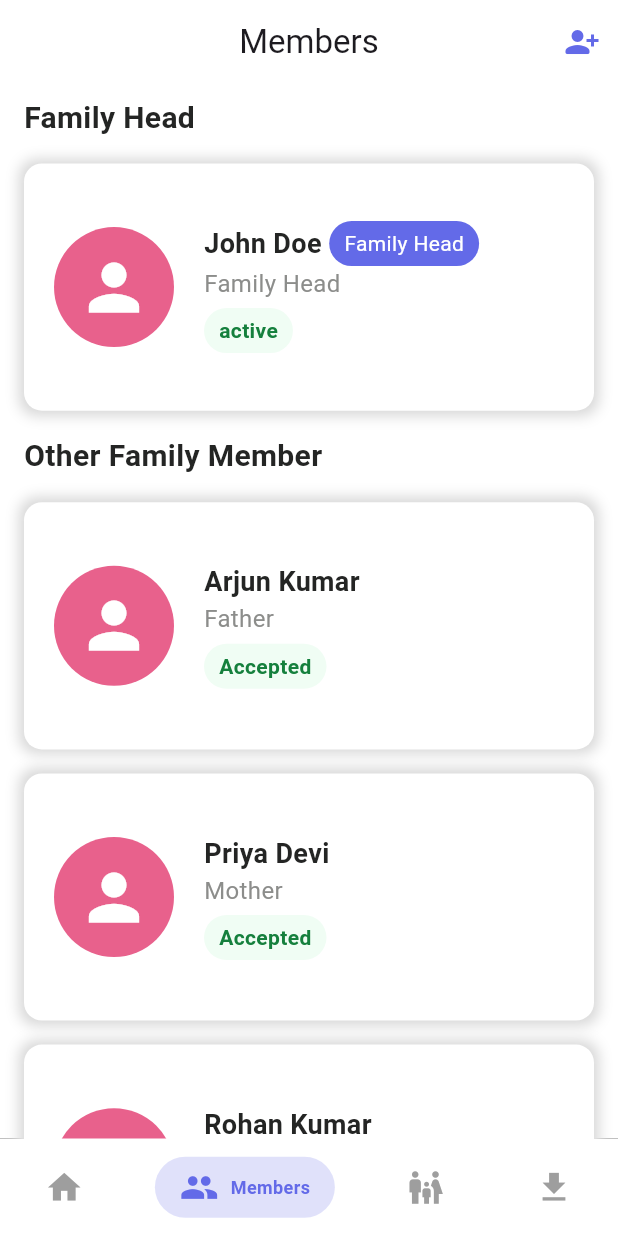
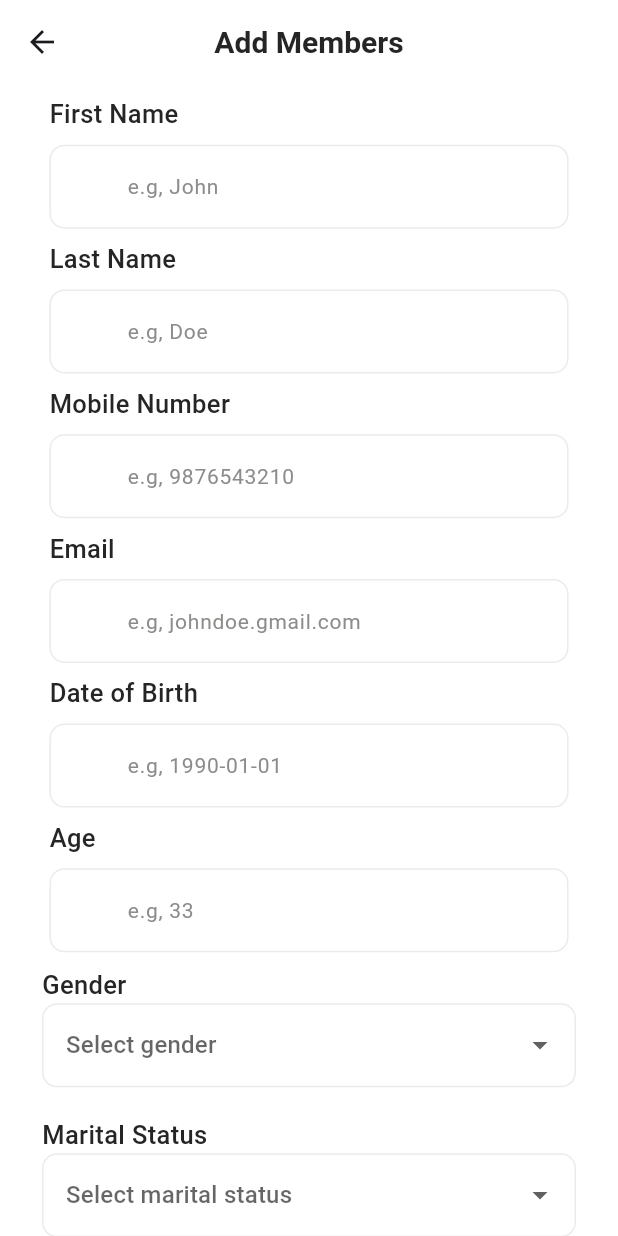
Before and after one commit to Mani1820/family-app, a Flutter app: the screen it shows after launch, item 2 of the bottom bar chosen, after a tap on the "person add alt 1" icon, on a phone screen of 412 x 824 dp. Run offline on Flutter 3.47's test engine with Material 3 defaults, Android fonts, the phone set to English and light mode, and no system bars; drawn by our look-alikes of persistent_bottom_nav_bar; our stand-ins replace font_awesome_flutter, pinput, shared_preferences; Roboto replaces fonts that are missing (Poppins).

Commit message:
Add family member management features and validation

```diff
--- a/lib/constants/constants.dart
+++ b/lib/constants/constants.dart
@@ -108,4 +108,15 @@ class Constants {
   static const String clickToAddMember =
       "Click here to add new family members to your family tree";
   static const String addMember = "Add new member";
+  static const String firstName = "First Name";
+static const String lastName = "Last Name";
+static const String ages = "Age";
+static const String dateOfBirth = "Date of Birth";
+static const String genders = "Gender";
+static const String maritalStatus1 = "Marital Status";
+static const String email = "Email";
+static const String phoneNumbers = "Phone Number";
+static const String relationship = "Relationship";
+static const String status = "Invitation Status";
+static const String samajName1 = "Samaj Name";
 }
--- a/lib/model/family_members_model.dart
+++ b/lib/model/family_members_model.dart
@@ -1,8 +1,4 @@
-enum invitationStatus {
-  pending,
-  accepted,
-  declined,
-}
+enum invitationStatus { pending, accepted, declined }
 
 class FamilyMembersModel {
   final String firstName;
@@ -14,7 +10,8 @@ class FamilyMembersModel {
   final String email;
   final String phoneNumber;
   final String relationship;
-  final invitationStatus status;
+  final invitationStatus? status;
+  final String samajName;
 
   const FamilyMembersModel({
     required this.firstName,
@@ -27,104 +24,74 @@ class FamilyMembersModel {
     required this.phoneNumber,
     required this.relationship,
     required this.status,
+    required this.samajName,
   });
 }
 
-  List<FamilyMembersModel> familyMembers = [
-  const FamilyMembersModel(
-    firstName: 'Arjun',
-    lastName: 'Kumar',
-    age: 48,
-    dateOfBirth: '1977-03-12',
+final List<FamilyMembersModel> familyMembers = [
+  FamilyMembersModel(
+    firstName: 'Amit',
+    lastName: 'Patel',
+    age: 45,
+    dateOfBirth: '1980-02-15',
     gender: 'Male',
     maritalStatus: 'Married',
-    email: 'arjun.kumar@example.com',
-    phoneNumber: '+919876543210',
+    email: 'amit.patel@example.com',
+    phoneNumber: '+1-555-123-4567',
     relationship: 'Father',
     status: invitationStatus.accepted,
+    samajName: 'Shree Gujarati Samaj',
   ),
-  const FamilyMembersModel(
-    firstName: 'Priya',
-    lastName: 'Devi',
-    age: 45,
-    dateOfBirth: '1980-07-25',
+  FamilyMembersModel(
+    firstName: 'Nisha',
+    lastName: 'Patel',
+    age: 42,
+    dateOfBirth: '1983-06-10',
     gender: 'Female',
     maritalStatus: 'Married',
-    email: 'priya.devi@example.com',
-    phoneNumber: '+919988776655',
+    email: 'nisha.patel@example.com',
+    phoneNumber: '+1-555-234-5678',
     relationship: 'Mother',
-    status: invitationStatus.accepted,
+    status: invitationStatus.pending,
+    samajName: 'Shree Gujarati Samaj',
   ),
-  const FamilyMembersModel(
-    firstName: 'Rohan',
-    lastName: 'Kumar',
-    age: 22,
-    dateOfBirth: '2003-11-01',
+  FamilyMembersModel(
+    firstName: 'Riya',
+    lastName: 'Patel',
+    age: 18,
+    dateOfBirth: '2007-03-22',
+    gender: 'Female',
+    maritalStatus: 'Single',
+    email: 'riya.patel@example.com',
+    phoneNumber: '+1-555-345-6789',
+    relationship: 'Daughter',
+    status: invitationStatus.declined,
+    samajName: 'Shree Gujarati Samaj',
+  ),
+  FamilyMembersModel(
+    firstName: 'Jay',
+    lastName: 'Patel',
+    age: 15,
+    dateOfBirth: '2010-07-18',
     gender: 'Male',
     maritalStatus: 'Single',
-    email: 'rohan.kumar@example.com',
-    phoneNumber: '+919000111222',
+    email: 'jay.patel@example.com',
+    phoneNumber: '+1-555-456-7890',
     relationship: 'Son',
+    status: invitationStatus.accepted,
+    samajName: 'Shree Gujarati Samaj',
+  ),
+  FamilyMembersModel(
+    firstName: 'Meena',
+    lastName: 'Shah',
+    age: 68,
+    dateOfBirth: '1957-11-05',
+    gender: 'Female',
+    maritalStatus: 'Widowed',
+    email: 'meena.shah@example.com',
+    phoneNumber: '+1-555-567-8901',
+    relationship: 'Grandmother',
     status: invitationStatus.pending,
-  ),
-  const FamilyMembersModel(
-    firstName: 'Anjali',
-    lastName: 'Kumar',
-    age: 19,
-    dateOfBirth: '2006-02-14',
-    gender: 'Female',
-    maritalStatus: 'Single',
-    email: 'anjali.kumar@example.com',
-    phoneNumber: '+918765432109',
-    relationship: 'Daughter',
-    status: invitationStatus.accepted,
-  ),
-  const FamilyMembersModel(
-    firstName: 'Suresh',
-    lastName: 'Sharma',
-    age: 75,
-    dateOfBirth: '1950-09-05',
-    gender: 'Male',
-    maritalStatus: 'Widowed',
-    email: 'suresh.sharma@example.com',
-    phoneNumber: '+917654321098',
-    relationship: 'Grandfather',
-    status: invitationStatus.accepted,
-  ),
-  const FamilyMembersModel(
-    firstName: 'Deepa',
-    lastName: 'Sharma',
-    age: 72,
-    dateOfBirth: '1953-01-20',
-    gender: 'Female',
-    maritalStatus: 'Married',
-    email: 'deepa.sharma@example.com',
-    phoneNumber: '+919123456789',
-    relationship: 'Grandmother',
-    status: invitationStatus.declined,
-  ),
-  const FamilyMembersModel(
-    firstName: 'Meena',
-    lastName: 'Gupta',
-    age: 40,
-    dateOfBirth: '1985-06-30',
-    gender: 'Female',
-    maritalStatus: 'Divorced',
-    email: 'meena.gupta@example.com',
-    phoneNumber: '+918000999888',
-    relationship: 'Aunt',
-    status: invitationStatus.pending,
-  ),
-  const FamilyMembersModel(
-    firstName: 'Vikram',
-    lastName: 'Singh',
-    age: 35,
-    dateOfBirth: '1990-04-18',
-    gender: 'Male',
-    maritalStatus: 'Married',
-    email: 'vikram.singh@example.com',
-    phoneNumber: '+917000666555',
-    relationship: 'Uncle',
-    status: invitationStatus.accepted,
+    samajName: 'Shree Gujarati Samaj',
   ),
 ];
--- a/lib/screens/Tab/members_screen.dart
+++ b/lib/screens/Tab/members_screen.dart
@@ -2,6 +2,9 @@ import 'package:family_tree/constants/color_constants.dart';
 import 'package:family_tree/constants/constants.dart';
 import 'package:family_tree/model/family_members_model.dart';
 import 'package:flutter/material.dart';
+
+import '../../utils/common_textstyles.dart';
+import '../add_members_screen.dart';
 
 class MembersScreen extends StatefulWidget {
   const MembersScreen({super.key});
@@ -12,17 +15,37 @@ class MembersScreen extends StatefulWidget {
 
 class _MembersScreenState extends State<MembersScreen> {
   @override
+  void initState() {
+    familyMembers;
+    super.initState();
+  }
+
+  @override
   Widget build(BuildContext context) {
     final size = MediaQuery.of(context).size;
 
     return Scaffold(
       appBar: AppBar(
-        title: const Text('Members'),
+        title: Text('Members', style: appBarStyle()),
         centerTitle: true,
         backgroundColor: Colors.white,
         actions: [
           IconButton(
-            onPressed: () {},
+            onPressed: () {
+              Navigator.push(
+                context,
+                MaterialPageRoute(
+                  builder:
+                      (_) => AddMembersScreen(
+                        onMemberAdded: (member) {
+                          setState(() {
+                            familyMembers.add(member);
+                          });
+                        },
+                      ),
+                ),
+              );
+            },
             icon: Icon(
               Icons.person_add_alt_1_rounded,
               color: ColorConstant.primaryColor,
@@ -43,6 +66,7 @@ class _MembersScreenState extends State<MembersScreen> {
               relationship: Constants.familyHead,
               status: 'active',
               isHead: true,
+              containerbackgroundColor: Colors.white,
             ),
             _buildSectionTitle(Constants.familyMember),
             ListView.builder(
@@ -51,11 +75,16 @@ class _MembersScreenState extends State<MembersScreen> {
               itemCount: familyMembers.length,
               itemBuilder: (context, index) {
                 final member = familyMembers[index];
+                bool isEven = index % 2 == 0;
                 return _buildMemberCard(
                   size: size,
                   name: '${member.firstName} ${member.lastName}',
                   relationship: member.relationship,
                   status: member.status,
+                  containerbackgroundColor:
+                      isEven
+                          ? ColorConstant.lightGreenColor
+                          : ColorConstant.lightPrimaryColor,
                 );
               },
             ),
@@ -85,9 +114,10 @@ class _MembersScreenState extends State<MembersScreen> {
     required String relationship,
     required dynamic status,
     bool isHead = false,
+    required Color containerbackgroundColor,
   }) {
     String statusText = '';
-    Color backgroundColor = Colors.grey.shade200;
+    Color backgroundColor = const Color.fromARGB(255, 222, 82, 82);
     Color textColor = Colors.black;
 
     if (isHead) {
@@ -117,7 +147,7 @@ class _MembersScreenState extends State<MembersScreen> {
         margin: const EdgeInsets.symmetric(vertical: 8.0, horizontal: 16.0),
         padding: const EdgeInsets.symmetric(horizontal: 20.0, vertical: 8.0),
         decoration: BoxDecoration(
-          color: Colors.white,
+          color: containerbackgroundColor,
           borderRadius: BorderRadius.circular(12.0),
           boxShadow: [
             BoxShadow(
--- a/lib/screens/add_members_screen.dart
+++ b/lib/screens/add_members_screen.dart
@@ -0,0 +1,202 @@
+import 'package:family_tree/constants/constants.dart';
+import 'package:family_tree/model/family_members_model.dart';
+import 'package:family_tree/utils/common_button.dart';
+import 'package:family_tree/utils/common_dropdownbutton.dart';
+import 'package:family_tree/utils/common_textfield.dart';
+import 'package:family_tree/utils/common_textstyles.dart';
+import 'package:family_tree/utils/validators.dart';
+import 'package:flutter/material.dart';
+
+class AddMembersScreen extends StatefulWidget {
+  const AddMembersScreen({super.key, required this.onMemberAdded});
+
+  final void Function(FamilyMembersModel member) onMemberAdded;
+
+  @override
+  State<AddMembersScreen> createState() => _AddMembersScreenState();
+}
+
+class _AddMembersScreenState extends State<AddMembersScreen> {
+  final _formKey = GlobalKey<FormState>();
+  TextEditingController firstNameController = TextEditingController();
+  TextEditingController lastNameController = TextEditingController();
+  TextEditingController mobileNumberController = TextEditingController();
+  TextEditingController emailController = TextEditingController();
+  TextEditingController dateOfBirthController = TextEditingController();
+  TextEditingController agesController = TextEditingController();
+  TextEditingController relationshipController = TextEditingController();
+
+  String? selectedGender;
+  String? selectedMaritalStatus;
+  String? selectedSamajName;
+
+  void _showDatePicker(BuildContext context) {
+    showDatePicker(
+      context: context,
+      initialDate: DateTime.now(),
+      firstDate: DateTime(1900),
+      lastDate: DateTime.now(),
+    ).then((selectedDate) {
+      if (selectedDate != null) {
+        dateOfBirthController.text =
+            selectedDate.toLocal().toString().split(' ')[0];
+      }
+    });
+  }
+
+  List<DropdownMenuItem> genderList = [
+    DropdownMenuItem(value: 'Male', child: Text('Male')),
+    DropdownMenuItem(value: 'Female', child: Text('Female')),
+    DropdownMenuItem(value: 'Other', child: Text('Other')),
+  ];
+  List<DropdownMenuItem> maritalStatus = [
+    DropdownMenuItem(value: 'Married', child: Text('Married')),
+    DropdownMenuItem(value: 'Single', child: Text('Single')),
+  ];
+  List<DropdownMenuItem> samajName = [
+    DropdownMenuItem(value: 'Samaj1', child: Text('Samaj1')),
+    DropdownMenuItem(value: 'Samaj2', child: Text('Samaj2')),
+    DropdownMenuItem(value: 'Samaj3', child: Text('Samaj3')),
+  ];
+  void onSave() {
+    if (_formKey.currentState!.validate() &&
+        selectedGender != null &&
+        selectedMaritalStatus != null &&
+        selectedSamajName != null) {
+      Navigator.of(context).pop();
+      widget.onMemberAdded(
+        FamilyMembersModel(
+          firstName: firstNameController.text,
+          lastName: lastNameController.text,
+          phoneNumber: mobileNumberController.text,
+          email: emailController.text,
+          dateOfBirth: dateOfBirthController.text,
+          age: int.parse(agesController.text),
+          gender: selectedGender.toString(),
+          maritalStatus: selectedMaritalStatus.toString(),
+          relationship: relationshipController.text,
+          samajName: selectedSamajName.toString(),
+          status: invitationStatus.pending,
+        ),
+      );
+    } else {
+      ScaffoldMessenger.of(context).showSnackBar(
+        SnackBar(content: Text('Please fill all fields correctly')),
+      );
+    }
+  }
+
+  @override
+  void dispose() {
+    firstNameController.dispose();
+    lastNameController.dispose();
+    mobileNumberController.dispose();
+    emailController.dispose();
+    dateOfBirthController.dispose();
+    agesController.dispose();
+    relationshipController.dispose();
+    super.dispose();
+  }
+
+  @override
+  Widget build(BuildContext context) {
+    return Scaffold(
+      appBar: AppBar(
+        title: Text('Add Members', style: appBarStyle()),
+        centerTitle: true,
+        backgroundColor: Colors.white,
+      ),
+      backgroundColor: Colors.white,
+      body: SingleChildScrollView(
+        child: Form(
+          key: _formKey,
+          child: Column(
+            children: [
+              CommonTextfield(
+                text: Constants.firstName,
+                hintText: 'e.g, John',
+                controller: firstNameController,
+                validator: firstNameValidator,
+                keyboardType: TextInputType.name,
+              ),
+              CommonTextfield(
+                text: Constants.lastName,
+                hintText: 'e.g, Doe',
+                controller: lastNameController,
+                validator: lastNameValidator,
+                keyboardType: TextInputType.name,
+              ),
+              CommonTextfield(
+                text: Constants.mobileNumber,
+                hintText: 'e.g, 9876543210',
+                keyboardType: TextInputType.phone,
+                controller: mobileNumberController,
+                validator: mobileNumberValidator,
+              ),
+              CommonTextfield(
+                text: Constants.email,
+                hintText: 'e.g, johndoe.gmail.com',
+                controller: emailController,
+                validator: emailValidator,
+              ),
+              CommonTextfield(
+                text: Constants.dateOfBirth,
+                hintText: 'e.g, 1990-01-01',
+                controller: dateOfBirthController,
+
+                validator: birthDateValidator,
+                readOnly: true,
+                onTap: () => _showDatePicker(context),
+              ),
+              CommonTextfield(
+                text: Constants.ages,
+                hintText: 'e.g, 33',
+                controller: agesController,
+                validator: ageValidator,
+                keyboardType: TextInputType.number,
+              ),
+              CommonDropdownbutton(
+                lable: Constants.gender,
+                items: genderList,
+                hintText: 'Select gender',
+                onChanged: (value) {
+                  setState(() {
+                    selectedGender = value;
+                  });
+                },
+              ),
+              CommonDropdownbutton(
+                lable: Constants.maritalStatus,
+                items: maritalStatus,
+                hintText: 'Select marital status',
+                onChanged: (value) {
+                  setState(() {
+                    selectedMaritalStatus = value;
+                  });
+                },
+              ),
+              CommonTextfield(
+                text: Constants.relationship,
+                hintText: 'e.g, Husband',
+                controller: relationshipController,
+                validator: relationValidator,
+                keyboardType: TextInputType.name,
+              ),
+              CommonDropdownbutton(
+                lable: Constants.samajName1,
+                items: samajName,
+                hintText: 'Select Samaj',
+                onChanged: (value) {
+                  setState(() {
+                    selectedSamajName = value;
+                  });
+                },
+              ),
+              CommonButton(text: Constants.addMember, onPressed: onSave),
+            ],
+          ),
+        ),
+      ),
+    );
+  }
+}
--- a/lib/utils/common_dropdownbutton.dart
+++ b/lib/utils/common_dropdownbutton.dart
@@ -1,6 +1,8 @@
 import 'package:family_tree/constants/color_constants.dart';
 import 'package:family_tree/utils/common_textstyles.dart';
 import 'package:flutter/material.dart';
+
+import '../constants/constants.dart';
 
 class CommonDropdownbutton extends StatelessWidget {
   const CommonDropdownbutton({
@@ -45,7 +47,12 @@ class CommonDropdownbutton extends StatelessWidget {
                 ),
               ),
               hintText: hintText,
-              hintStyle: TextStyle(color: ColorConstant.textfieldHintColor),
+              hintStyle: TextStyle(
+                color: ColorConstant.textfieldHintColor,
+                fontSize: 14,
+                fontWeight: FontWeight.w400,
+                fontFamily: Constants.appFont,
+              ),
               enabledBorder: OutlineInputBorder(
                 borderRadius: BorderRadius.circular(10),
                 borderSide: BorderSide(
--- a/lib/utils/common_textfield.dart
+++ b/lib/utils/common_textfield.dart
@@ -12,6 +12,8 @@ class CommonTextfield extends StatelessWidget {
     this.prefixIcon,
     this.suffixIcon,
     this.validator,
+    this.onTap,
+    this.readOnly,
   });
   final String text;
   final String hintText;
@@ -20,6 +22,8 @@ class CommonTextfield extends StatelessWidget {
   final IconData? prefixIcon;
   final IconData? suffixIcon;
   final String? Function(String?)? validator;
+  final VoidCallback? onTap;
+  final bool? readOnly;
 
   @override
   Widget build(BuildContext context) {
@@ -44,6 +48,8 @@ class CommonTextfield extends StatelessWidget {
             controller: controller,
             validator: validator,
             cursorColor: Colors.blue,
+            readOnly: readOnly ?? false,
+            onTap: onTap,
             decoration: InputDecoration(
               hintText: hintText,
               hintStyle: textfieldHint(),
@@ -58,6 +64,7 @@ class CommonTextfield extends StatelessWidget {
               ),
               disabledBorder: OutlineInputBorder(
                 borderRadius: BorderRadius.circular(10),
+
                 borderSide: BorderSide(
                   color: ColorConstant.textfieldBorderColor,
                 ),
```
Also changed, not shown: lib/utils/validators.dart (+19 -0 lines), lib/screens/head_registration.dart (deleted), lib/screens/home_screen.dart (deleted).
